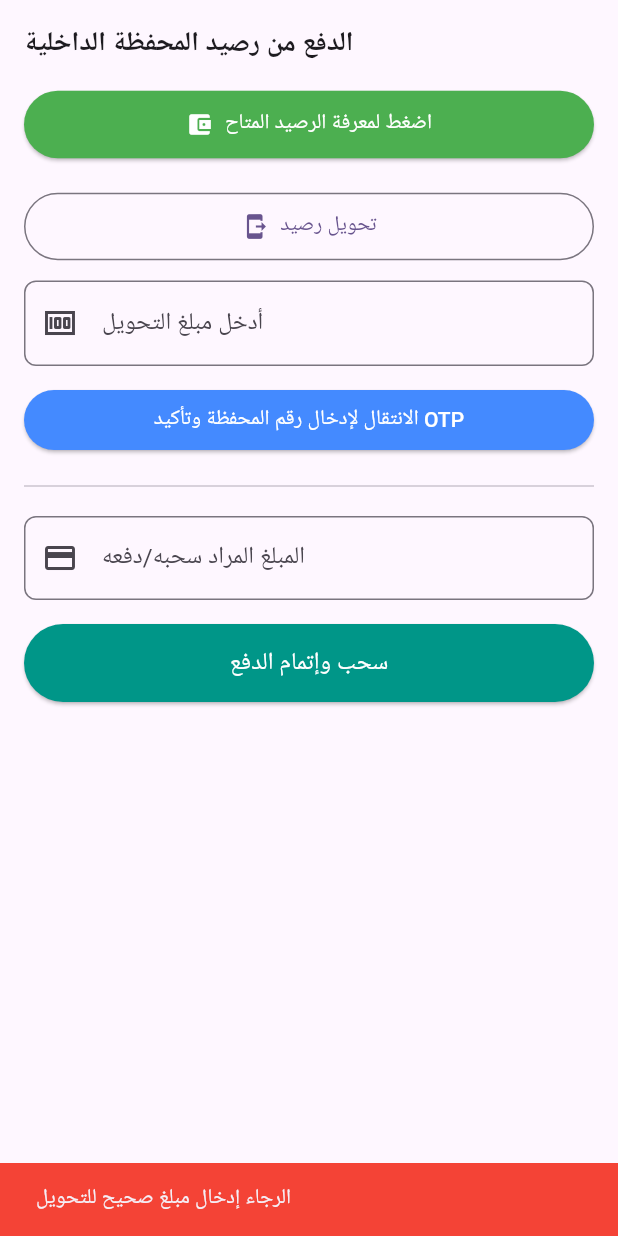
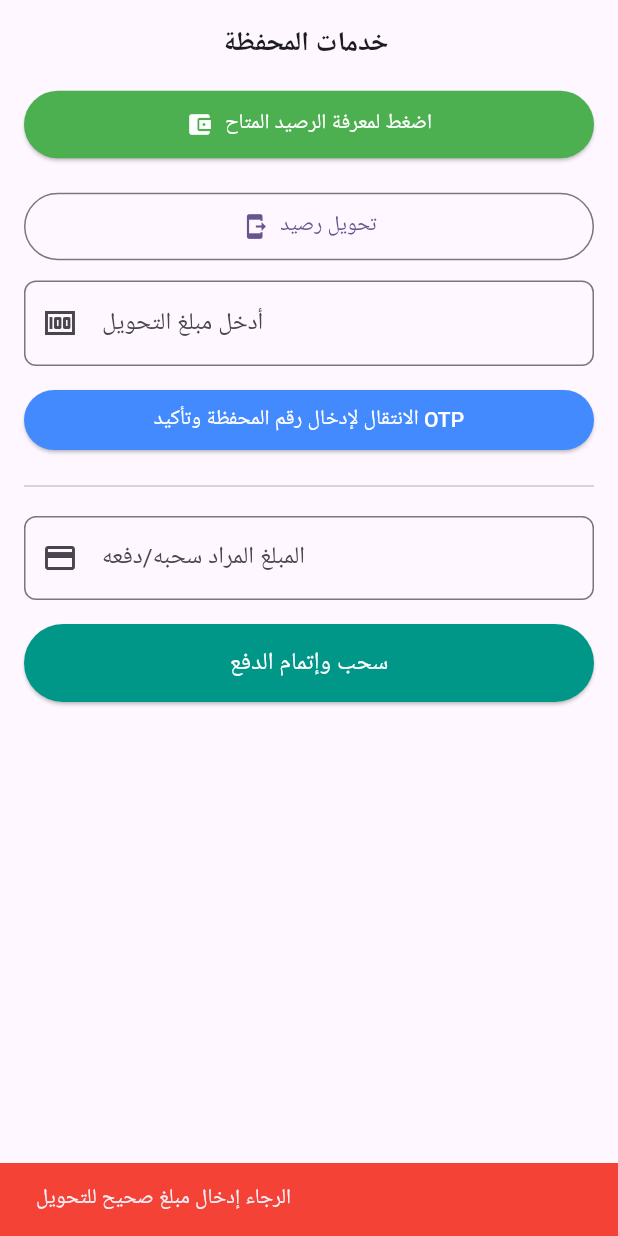
Before and after one commit to AhmedMahmoud2024/payment_gateways, a Flutter app: the DigitalWalletPaymentForm widget shown alone on an empty page, opened directly, after a tap on "تحويل رصيد", after a tap on "الانتقال لإدخال رقم المحفظة وتأكيد OTP", on a phone screen of 412 x 824 dp. Run offline on Flutter 3.47's test engine with Material 3 defaults, Android fonts, the phone set to English and light mode, and no system bars; our stand-ins replace equatable, flutter_riverpod.

Commit message:
feat:ui optimization

```diff
--- a/lib/features/checkout/logic/strategies/digital_wallet_strategy.dart
+++ b/lib/features/checkout/logic/strategies/digital_wallet_strategy.dart
@@ -1,12 +1,13 @@
 
 // استراتيجية الدفع بالمحفظة الرقمية
 import 'package:payment_gateways/features/checkout/data/repositories/mock_digital_wallet_repository.dart';
+import 'package:payment_gateways/features/checkout/logic/checkout_state.dart';
 import 'package:payment_gateways/features/checkout/logic/strategies/payment_strategy.dart';
 
-class DigitalWalletPaymentStrategy implements DigitalPaymentStrategy {
+class DigitalWalletPaymentStrategy implements DigitalPaymentStrategy  {
   final DigitalWalletRepository digitalWalletRepository;
 
-  DigitalWalletPaymentStrategy(this.digitalWalletRepository);
+  DigitalWalletPaymentStrategy({required this.digitalWalletRepository});
 
   @override
   Future<bool> pay(double amount) async {
@@ -26,4 +27,6 @@ class DigitalWalletPaymentStrategy implements DigitalPaymentStrategy {
   }
 
 
+
+
 }
--- a/lib/features/checkout/presentation/screens/checkout_screen.dart
+++ b/lib/features/checkout/presentation/screens/checkout_screen.dart
@@ -76,7 +76,7 @@ class CheckoutScreen extends ConsumerWidget {
                       Tab(icon: Icon(Icons.credit_card), text: 'بطاقة'),
                     //  Tab(icon: Icon(Icons.account_balance_wallet), text: 'محفظة'),
                       Tab(icon: Icon(Icons.receipt), text: 'فوري'),
-                      Tab(icon: Icon(Icons.account_balance), text: 'رصيد المحفظة'), // 👈 التبويبة الجديدة
+                      Tab(icon: Icon(Icons.account_balance), text: 'محفظتي'), // 👈 التبويبة الجديدة
                     ],
                   ),
                   const SizedBox(height: 16),
--- a/lib/features/checkout/presentation/widgets/forms/digital_wallet_payment_form.dart
+++ b/lib/features/checkout/presentation/widgets/forms/digital_wallet_payment_form.dart
@@ -1,8 +1,11 @@
 import 'package:flutter/material.dart';
 import 'package:flutter_riverpod/flutter_riverpod.dart';
 import 'package:flutter_riverpod/legacy.dart';
+import 'package:payment_gateways/features/checkout/data/repositories/mock_digital_wallet_repository.dart';
 import 'package:payment_gateways/features/checkout/logic/checkout_notifier.dart';
 import 'package:payment_gateways/features/checkout/logic/checkout_state.dart';
+import 'package:payment_gateways/features/checkout/logic/strategies/digital_wallet_strategy.dart';
+import 'package:payment_gateways/features/checkout/logic/strategies/payment_strategy.dart';
 import 'package:payment_gateways/features/checkout/presentation/widgets/forms/wallet_payment_form.dart';
 
 // تعريف الـ Providers المحلية للمحفظة والتحقق من الرصيد
@@ -19,46 +22,39 @@ class DigitalWalletPaymentForm extends ConsumerStatefulWidget {
 }
 
 class _DigitalWalletPaymentFormState extends ConsumerState<DigitalWalletPaymentForm> {
-  // حقول التحكم للإدخال
-  final TextEditingController _amountController = TextEditingController();
-  final TextEditingController _transferAmountController = TextEditingController();
-
   // حالة ظهور حقل التحويل
   bool isTransferMode = false;
-
-  @override
-  void dispose() {
-    _amountController.dispose();
-    _transferAmountController.dispose();
-    super.dispose();
-  }
 
   @override
   Widget build(BuildContext context) {
     final balance = ref.watch(availableBalanceProvider);
     final isChecking = ref.watch(isCheckingBalanceProvider);
-     final state = ref.watch(checkoutProvider);
-         final isLoading = state is CheckoutLoading;
+    final state = ref.watch(checkoutProvider);
+    final isLoading = state is CheckoutLoading;
+
     return SingleChildScrollView(
       padding: const EdgeInsets.all(16.0),
       child: Column(
         crossAxisAlignment: CrossAxisAlignment.stretch,
         children: [
-          const Text(
-            'الدفع من رصيد المحفظة الداخلية',
-            style: TextStyle(fontSize: 18, fontWeight: FontWeight.bold),
-          ),
+           Center(
+             child: Text(
+              'خدمات المحفظة ',
+              style: TextStyle(fontSize: 18, fontWeight: FontWeight.bold),
+                       ),
+           ),
           const SizedBox(height: 16),
 
           // 1️⃣ أولاً: زر معرفة الرصيد المتاح
           ElevatedButton.icon(
-            onPressed: () {
+            onPressed: () async {
               ref.read(isCheckingBalanceProvider.notifier).state = true;
+              final currentBalance = ref.read(availableBalanceProvider);
               Future.delayed(const Duration(milliseconds: 500), () {
                 ref.read(isCheckingBalanceProvider.notifier).state = false;
                 ScaffoldMessenger.of(context).showSnackBar(
                   SnackBar(
-                    content: Text('الرصيد المتاح حالياً: $balance EGP'),
+                    content: Text('الرصيد المتاح حالياً: $currentBalance EGP'),
                     backgroundColor: Colors.green,
                   ),
                 );
@@ -91,7 +87,7 @@ class _DigitalWalletPaymentFormState extends ConsumerState<DigitalWalletPaymentF
           if (isTransferMode) ...[
             const SizedBox(height: 12),
             TextField(
-              controller: _transferAmountController,
+              controller: ref.read(checkoutProvider.notifier).transferAmountController,
               keyboardType: TextInputType.number,
               decoration: InputDecoration(
                 labelText: 'أدخل مبلغ التحويل',
@@ -103,21 +99,36 @@ class _DigitalWalletPaymentFormState extends ConsumerState<DigitalWalletPaymentF
             const SizedBox(height: 12),
             ElevatedButton(
               onPressed: () {
-                final enteredAmount = double.tryParse(_transferAmountController.text) ?? 0.0;
+                final enteredAmount = double.tryParse(ref.read(checkoutProvider.notifier).transferAmountController.text) ?? 0.0;
+                final double currentBalance = balance;
 
                 if (enteredAmount <= 0) {
                   ScaffoldMessenger.of(context).showSnackBar(
                     const SnackBar(content: Text('الرجاء إدخال مبلغ صحيح للتحويل'), backgroundColor: Colors.red),
                   );
-                } else if (enteredAmount > balance) {
+                } else if (enteredAmount > currentBalance) {
                   ScaffoldMessenger.of(context).showSnackBar(
                     const SnackBar(content: Text('عذراً، المبلغ المطلوب أكبر من الرصيد المتاح بالمحفظة!'), backgroundColor: Colors.red),
                   );
                 } else {
-                  // الانتقال للـ Tab الخاص بـ "محفظة" (رقم المحفظة و OTP) لو الـ TabController موجود
-                 Navigator.push(
-                  context,MaterialPageRoute(builder: ((context) =>  WalletCheckoutForm(isLoading: isLoading))
-                 ));
+                  /*
+                  // 1. تنفيذ استراتيجية الدفع والخصم والترحيل للـ ERP للتحويل
+                  ref.read(checkoutProvider.notifier).executeDigitalWalletPayment(
+                        DigitalWalletPaymentStrategy(digitalWalletRepository: MockDigitalWalletRepository()),
+                        enteredAmount,
+                      );
+
+                  // 2. خصم المبلغ من الرصيد المتاح لتتحدث الـ State والواجهة فوراً
+                  ref.read(availableBalanceProvider.notifier).state -= enteredAmount;
+
+                 */
+
+                  // 3. الانتقال للشاشة أو الـ Tab التالي
+                  Navigator.push(
+                    context,
+                    MaterialPageRoute(builder: ((context) => WalletCheckoutForm(isLoading: isLoading,transferAmount: enteredAmount,))),
+                  );
+
                 }
               },
               style: ElevatedButton.styleFrom(backgroundColor: Colors.blueAccent, foregroundColor: Colors.white),
@@ -129,7 +140,7 @@ class _DigitalWalletPaymentFormState extends ConsumerState<DigitalWalletPaymentF
 
           // 3️⃣ ثالثاً: زر السحب المباشر وإتمام الدفع (الخدمة الأساسية)
           TextField(
-            controller: _amountController,
+            controller: ref.read(checkoutProvider.notifier).amountController,
             keyboardType: TextInputType.number,
             decoration: InputDecoration(
               labelText: 'المبلغ المراد سحبه/دفعه',
@@ -140,16 +151,26 @@ class _DigitalWalletPaymentFormState extends ConsumerState<DigitalWalletPaymentF
           const SizedBox(height: 16),
           ElevatedButton(
             onPressed: () {
-              final amount = double.tryParse(_amountController.text) ?? 0.0;
-              if (amount <= 0 || amount > balance) {
+              final amount = double.tryParse(ref.read(checkoutProvider.notifier).amountController.text) ?? 0.0;
+              final balanceValue = balance;
+
+              if (amount <= 0 || amount > balanceValue) {
                 ScaffoldMessenger.of(context).showSnackBar(
                   const SnackBar(content: Text('تأكد من إدخال مبلغ صالح ضمن رصيدك المتاح'), backgroundColor: Colors.red),
                 );
               } else {
-                // تنفيذ عملية الدفع المباشر والخصم والترحيل للـ ERP
                 ScaffoldMessenger.of(context).showSnackBar(
                   SnackBar(content: Text('جاري سحب مبلغ $amount EGP وإتمام الدفع...'), backgroundColor: Colors.blue),
                 );
+
+                // تنفيذ عملية الدفع المباشر والخصم والترحيل للـ ERP
+                ref.read(checkoutProvider.notifier).executeDigitalWalletPayment(
+                  DigitalWalletPaymentStrategy(digitalWalletRepository: MockDigitalWalletRepository()),
+                  amount,
+                );
+
+                // خصم المبلغ مباشرة من الـ State الخاص بالرصيد لتحديث الواجهة فوراً
+                ref.read(availableBalanceProvider.notifier).state -= amount;
               }
             },
             style: ElevatedButton.styleFrom(
--- a/lib/features/checkout/presentation/widgets/forms/fawry_payment_form.dart
+++ b/lib/features/checkout/presentation/widgets/forms/fawry_payment_form.dart
@@ -72,12 +72,14 @@ class FawryCheckoutForm extends ConsumerWidget {
                 : () {
                     if (fawryForm.formKey.currentState!.validate()) {
                       // تنفيذ الدفع باستراتيجية فوري مع بيانات التليفون والإيميل
+                  /*
                       ref.read(checkoutProvider.notifier).executePayment(
                             FawryPaymentStrategy(
                               phoneNumber: fawryForm.phone.text,
                               email: fawryForm.email.text,
                             ),
                           );
+                          */
                     }
                   },
             child: isLoading
```
Also changed, not shown: lib/features/checkout/data/repositories/mock_digital_wallet_repository.dart (+10 -1 lines), lib/features/checkout/logic/checkout_notifier.dart (+14 -3 lines), lib/features/checkout/presentation/widgets/forms/wallet_payment_form.dart (+5 -3 lines).
